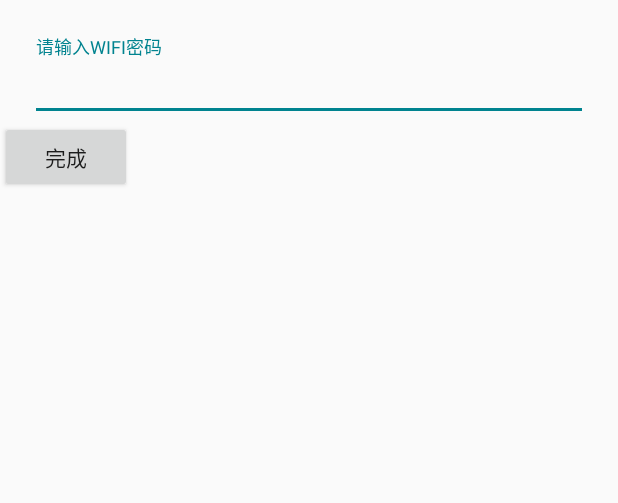
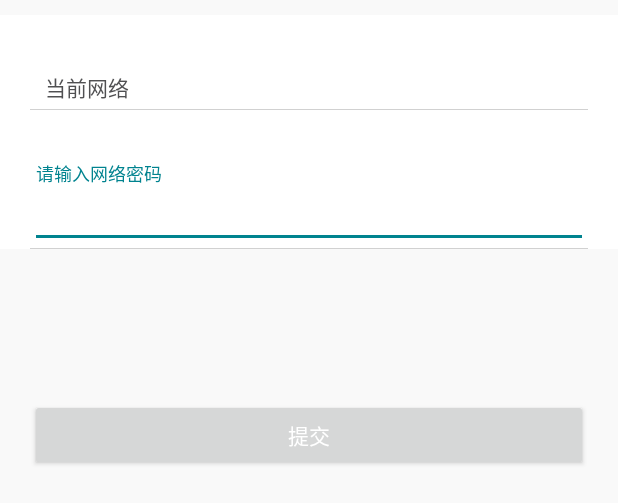
Before and after one commit to developerLzh/YuanStrom, an Android app: the layout activity_config.xml on its own in the app's theme, with its tools: preview values and no code run, on a phone screen of 412 x 824 dp. Shown: the top 503 px of the screen. Run offline under Robolectric (Android 15) with nearby library versions, the light colour scheme and no system bars; Roboto replaces fonts that are not available here.

Commit message:
10/13 下午

```diff
--- a/app/build.gradle
+++ b/app/build.gradle
@@ -39,6 +39,8 @@ dependencies {
     apt 'com.jakewharton:butterknife-compiler:8.0.1'
     compile 'com.android.support:cardview-v7:23.2.1'
 
+    compile 'net.cachapa.expandablelayout:expandablelayout:2.3'
+
     compile 'com.squareup.retrofit2:retrofit:2.0.2'
     compile 'com.squareup.retrofit2:converter-gson:2.0.2'
     compile 'com.squareup.retrofit2:adapter-rxjava:2.0.2'
--- a/app/src/main/res/layout/activity_config.xml
+++ b/app/src/main/res/layout/activity_config.xml
@@ -2,34 +2,101 @@
 <LinearLayout xmlns:android="http://schemas.android.com/apk/res/android"
     android:layout_width="match_parent"
     android:layout_height="match_parent"
+    android:fitsSystemWindows="true"
+    android:orientation="vertical"
+    android:gravity="center_horizontal"
+    android:background="#f9f9f9">
+
+    <LinearLayout
+        android:layout_width="match_parent"
+        android:layout_height="wrap_content"
+        android:background="#fff"
+        android:layout_marginTop="10dp"
         android:orientation="vertical">
 
+        <RelativeLayout
+            android:id="@+id/first_ry"
+            android:layout_width="match_parent"
+            android:layout_height="wrap_content"
+            android:paddingTop="36dp"
+            android:paddingLeft="20dp"
+            android:paddingRight="20dp"
+            android:gravity="center">
 
             <TextView
-        android:id="@+id/ssid"
+                android:id="@+id/top_first_tv"
                 android:layout_width="wrap_content"
                 android:layout_height="wrap_content"
-        android:textSize="18sp" />
+                android:paddingLeft="10dp"
+                android:layout_alignTop="@+id/ssid"
+                android:layout_alignBottom="@+id/ssid"
+                android:gravity="center"
+                android:textColor="#505052"
+                android:text="当前网络"/>
+
+            <EditText
+                android:id="@+id/ssid"
+                android:layout_width="match_parent"
+                android:layout_height="wrap_content"
+                android:layout_marginBottom="2dp"
+                android:layout_toRightOf="@+id/top_first_tv"
+                android:gravity="center"
+                android:textColor="#505052"
+                android:cursorVisible="false"
+                android:enabled="false"
+                android:background="@null"/>
+
+        </RelativeLayout>
+
+        <ImageView
+            android:layout_width="match_parent"
+            android:layout_height="0.5dp"
+            android:paddingTop="10dp"
+            android:layout_marginLeft="20dp"
+            android:layout_marginRight="20dp"
+            android:background="#d1d1d1"/>
+
+        <RelativeLayout
+            android:layout_width="match_parent"
+            android:layout_height="wrap_content"
+            android:paddingTop="36dp"
+            android:paddingLeft="20dp"
+            android:paddingRight="20dp"
+            android:background="#fff"
+            android:gravity="center">
 
             <android.support.design.widget.TextInputLayout
                 android:layout_width="match_parent"
-        android:layout_height="wrap_content"
-        android:layout_marginLeft="20dp"
-        android:layout_marginRight="20dp">
+                android:layout_height="wrap_content">
 
                 <android.support.design.widget.TextInputEditText
                     android:id="@+id/pwd_input"
                     android:layout_width="match_parent"
                     android:layout_height="wrap_content"
-            android:hint="请输入WIFI密码"
-            android:textColor="@color/colorAccent" />
+                    android:hint="请输入网络密码"/>
 
             </android.support.design.widget.TextInputLayout>
 
+        </RelativeLayout>
+
+        <ImageView
+            android:layout_width="match_parent"
+            android:layout_height="0.5dp"
+            android:paddingTop="10dp"
+            android:layout_marginLeft="20dp"
+            android:layout_marginRight="20dp"
+            android:background="#d1d1d1"/>
+
+    </LinearLayout>
+
     <Button
         android:id="@+id/device_connect_btn"
-        android:layout_width="wrap_content"
+        android:layout_width="match_parent"
         android:layout_height="wrap_content"
-        android:text="完成" />
+        android:layout_marginTop="100dp"
+        android:layout_marginLeft="20dp"
+        android:layout_marginRight="20dp"
+        android:textColor="#ffffff"
+        android:text="提交" />
 
 </LinearLayout>
--- a/app/src/main/res/values/dimens.xml
+++ b/app/src/main/res/values/dimens.xml
@@ -7,7 +7,7 @@
     <dimen name="activity_vertical_margin">16dp</dimen>
     <dimen name="fab_margin">16dp</dimen>
 
-    <dimen name="card_elevation">4dp</dimen>
+    <dimen name="card_elevation">10dp</dimen>
     <dimen name="card_corner_radius">2dp</dimen>
 
     <dimen name="big_padding">16dp</dimen>
--- a/app/src/main/res/values/strings.xml
+++ b/app/src/main/res/values/strings.xml
@@ -62,4 +62,9 @@
 
     <string name="blank_account_or_psw_or_code">请填写手机号、密码和验证码</string>
 
+    <string name="peiwang_suc">配网成功!</string>
+    <string name="peizhi_dev_suc">成功配置设备!</string>
+    <string name="peiwang_fal">配网失败!</string>
+
+    <string name="dev_no">设备数:</string>
 </resources>
```
Also changed, not shown: app/src/main/AndroidManifest.xml (+12 -6 lines), app/src/main/java/com/lzh/yuanstrom/ui/ConfigActivity.java (added, +235 -0 lines), app/src/main/java/com/lzh/yuanstrom/widget/NoScrollGridView.java (added, +24 -0 lines), app/src/main/res/layout/home_dev_item.xml (added, +52 -0 lines). Lines whose indentation alone changed are shown as unchanged.
